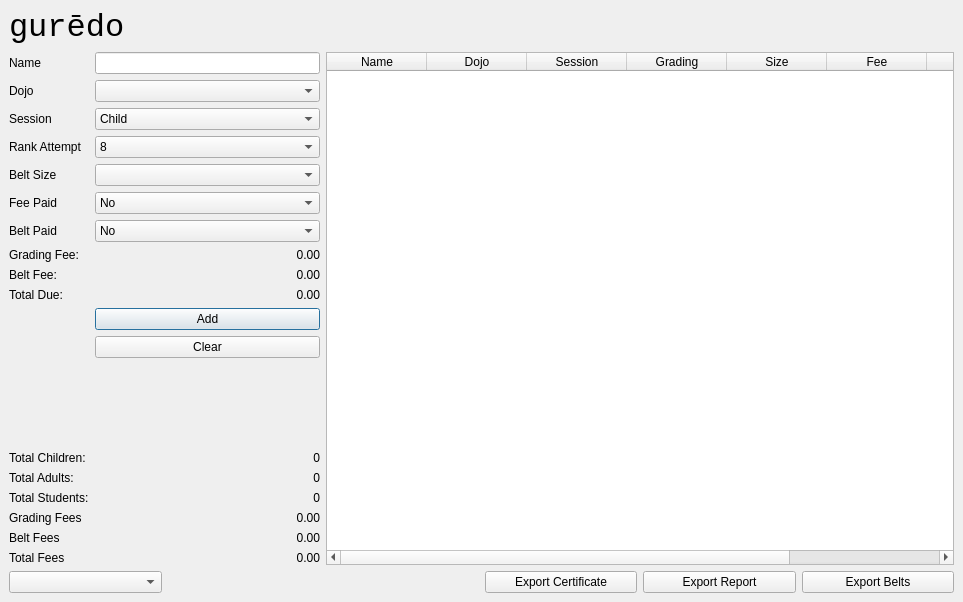
Old version of the form mainwindow.ui in the repository davidrfaulkner/garedo.
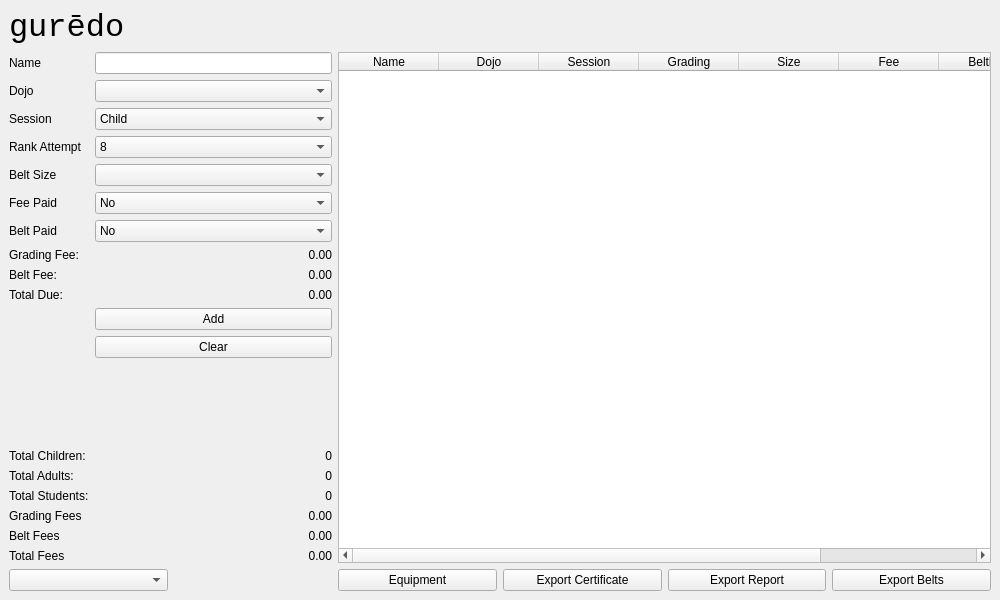
New version of the form.

Patch:
```diff
--- a/mainwindow.ui
+++ b/mainwindow.ui
@@ -6,8 +6,8 @@
    <rect>
     <x>0</x>
     <y>0</y>
-    <width>963</width>
-    <height>602</height>
+    <width>1000</width>
+    <height>600</height>
    </rect>
   </property>
   <property name="sizePolicy">
@@ -306,7 +306,7 @@
          <bool>true</bool>
         </property>
         <property name="default">
-         <bool>true</bool>
+         <bool>false</bool>
         </property>
        </widget>
       </item>
@@ -504,6 +504,13 @@
       </property>
      </widget>
     </item>
+    <item row="2" column="2">
+     <widget class="QPushButton" name="pushButton_equipment">
+      <property name="text">
+       <string>Equipment</string>
+      </property>
+     </widget>
+    </item>
    </layout>
   </widget>
  </widget>
```
Left out of the diff: 4 changed lines with no effect on the pictures.
